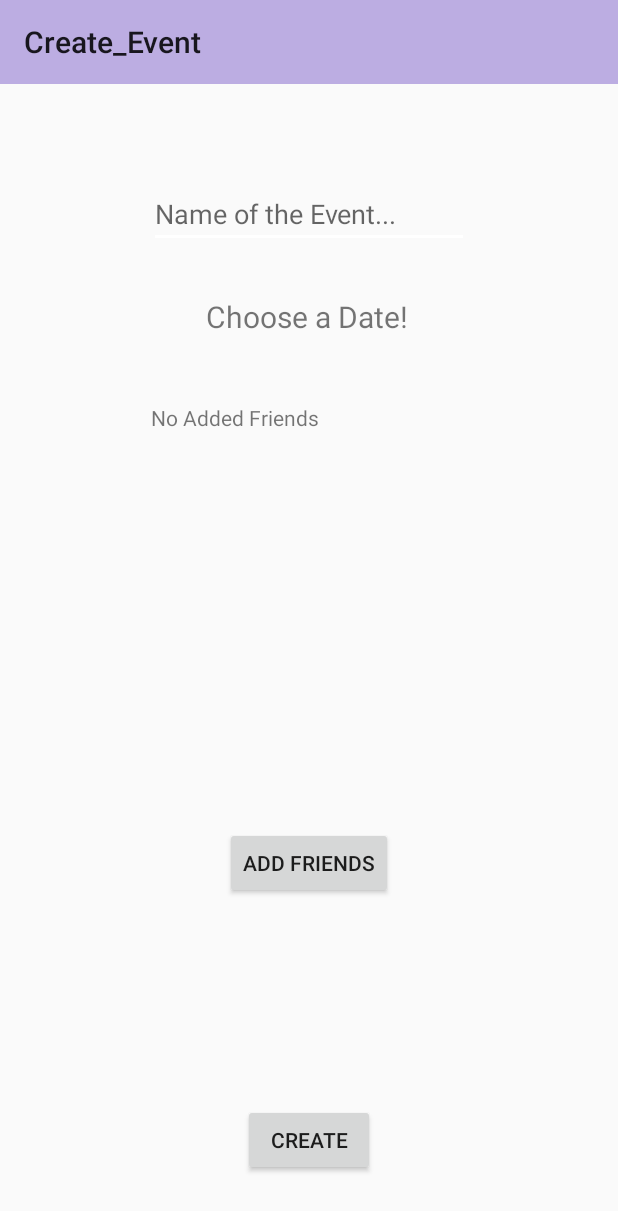
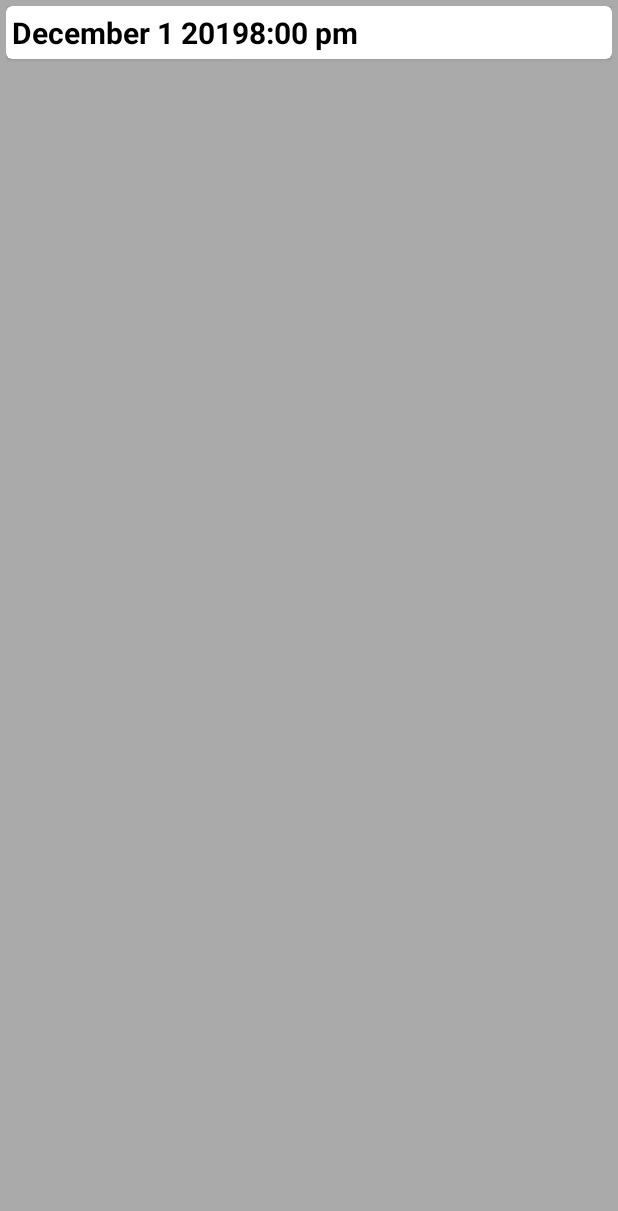
Before and after one commit to smkjason/Jarvis-CPEN-321-, an Android app: the CreateEvent screen opened directly, with no data from a screen before it, after a tap on "CREATE", on a phone screen of 412 x 824 dp. Shown: the top 1211 px of the screen. Run offline under Robolectric (Android 15) with nearby library versions, the phone set to English and light mode, and no system bars; our stand-ins replace Firebase (no records; nobody signed in at launch, a user with empty details on screens opened directly); libraries missing offline, so code that uses them is left out: io.socket.client; Roboto replaces fonts that are not available here; 2 statements that could not run were skipped.

Commit message:
initial query works, select from times template done, goes to home afterwards, found problem for weird chat glitch

```diff
--- a/Jarvis/app/src/main/AndroidManifest.xml
+++ b/Jarvis/app/src/main/AndroidManifest.xml
@@ -51,6 +51,7 @@
             </intent-filter>
         </activity>
         <activity android:name=".SearchFriends" />
+        <activity android:name=".SelectTime" />
     </application>
 
 </manifest>
--- a/Jarvis/app/src/main/java/com/example/jarvis/CreateEvent.java
+++ b/Jarvis/app/src/main/java/com/example/jarvis/CreateEvent.java
@@ -142,6 +142,9 @@ public class CreateEvent extends AppCompatActivity {
             public void onClick(View v) {
                 final String eventName = nameofEvent.getText().toString();
                 makeNewEvent(eventName, friendList);
+                Intent intent = new Intent(CreateEvent.this, SelectTime.class);
+                startActivity(intent);
+
             }
         });
 
--- a/Jarvis/app/src/main/java/com/example/jarvis/Home.java
+++ b/Jarvis/app/src/main/java/com/example/jarvis/Home.java
@@ -69,7 +69,7 @@ public class Home extends AppCompatActivity {
         EventFragment eventFragment = new EventFragment();
         HomeFragment homeFragment = new HomeFragment();
         adapter.addFragment(homeFragment, "Home");
-        adapter.addFragment(eventFragment, "Events");
+        //adapter.addFragment(eventFragment, "Events");
         //adapter setup
         viewPager.setAdapter(adapter);
         tabLayout.setupWithViewPager(viewPager);
--- /dev/null
+++ b/Jarvis/app/src/main/java/com/example/jarvis/SelectTime.java
@@ -0,0 +1,66 @@
+package com.example.jarvis;
+
+import android.content.Intent;
+import android.os.Bundle;
+import android.util.Log;
+import android.widget.Toast;
+
+import androidx.appcompat.app.AppCompatActivity;
+import androidx.recyclerview.widget.LinearLayoutManager;
+import androidx.recyclerview.widget.RecyclerView;
+
+import com.example.jarvis.adapter.SearchFriendAdapter;
+import com.example.jarvis.adapter.SelectTimeAdapter;
+import com.google.android.gms.auth.api.signin.GoogleSignIn;
+import com.google.android.gms.auth.api.signin.GoogleSignInAccount;
+
+import java.util.ArrayList;
+
+public class SelectTime extends AppCompatActivity {
+    private RecyclerView mRecyclerView;
+    private SelectTimeAdapter mAdapter;
+    private RecyclerView.LayoutManager mLayoutManager;
+    ArrayList<SelectTimeItem> timesList = new ArrayList<>();
+
+
+    @Override
+    public void onCreate(Bundle savedInstanceState) {
+        super.onCreate(savedInstanceState);
+        setContentView(R.layout.select_time);
+
+        timesList.add(new SelectTimeItem("December 1 2019", "8:00 pm", ""));
+
+        mRecyclerView = findViewById(R.id.select_recyclerView);
+        mRecyclerView.setHasFixedSize(true);
+        mLayoutManager = new LinearLayoutManager(this);
+        mAdapter = new SelectTimeAdapter(timesList);
+
+        mRecyclerView.setLayoutManager(mLayoutManager);
+        mRecyclerView.setAdapter(mAdapter);
+
+        mAdapter.setOnItemClickListener(new SelectTimeAdapter.OnItemClickListener() {
+            @Override
+            public void onItemCLick(int position) {
+                confirmEvent(position);
+            }
+        });
+
+
+    }
+
+    public void confirmEvent(int position){
+        timesList.get(position).selected();
+        mAdapter.notifyItemChanged(position);
+
+        Toast.makeText(SelectTime.this,"Event created",Toast.LENGTH_LONG);
+
+        gotoHome();
+    }
+
+    public void gotoHome() {
+        Intent intent = new Intent(SelectTime.this, Home.class);
+        startActivity(intent);
+    }
+
+
+}
--- /dev/null
+++ b/Jarvis/app/src/main/java/com/example/jarvis/SelectTimeItem.java
@@ -0,0 +1,28 @@
+package com.example.jarvis;
+
+public class SelectTimeItem {
+    private String mDate;
+    private String mTime;
+    private String mSelected;
+
+    public SelectTimeItem(String date, String time, String selected){
+        mDate = date;
+        mTime = time;
+        mSelected = selected;
+    }
+
+    public String getDate() {
+        return mDate;
+    }
+
+    public String getTime(){
+        return mTime;
+    }
+
+    public String getSelected() {return mSelected;}
+
+    public void selected() {
+        mSelected = "  Selected";
+    }
+
+}
--- a/Jarvis/app/src/main/java/com/example/jarvis/adapter/SearchFriendAdapter.java
+++ b/Jarvis/app/src/main/java/com/example/jarvis/adapter/SearchFriendAdapter.java
@@ -6,7 +6,6 @@ import android.view.ViewGroup;
 import android.widget.ImageView;
 import android.widget.TextView;
 
-import androidx.annotation.NonNull;
 import androidx.recyclerview.widget.RecyclerView;
 
 import com.example.jarvis.FriendItem;
--- /dev/null
+++ b/Jarvis/app/src/main/java/com/example/jarvis/adapter/SelectTimeAdapter.java
@@ -0,0 +1,77 @@
+package com.example.jarvis.adapter;
+
+import android.view.LayoutInflater;
+import android.view.View;
+import android.view.ViewGroup;
+import android.widget.ImageView;
+import android.widget.TextView;
+
+import androidx.recyclerview.widget.RecyclerView;
+
+import com.example.jarvis.FriendItem;
+import com.example.jarvis.R;
+import com.example.jarvis.SelectTimeItem;
+
+import java.util.ArrayList;
+
+public class SelectTimeAdapter extends RecyclerView.Adapter<SelectTimeAdapter.SelectTimeViewHolder> {
+    private SelectTimeAdapter.OnItemClickListener mListener;
+    public interface OnItemClickListener {
+        void onItemCLick(int position);
+    }
+    public void setOnItemClickListener(SelectTimeAdapter.OnItemClickListener listener){
+        mListener = listener;
+    }
+
+    public static class SelectTimeViewHolder extends RecyclerView.ViewHolder {
+        public TextView mDate;
+        public TextView mTime;
+        public TextView mSelected;
+
+
+        public SelectTimeViewHolder(View itemView, final SelectTimeAdapter.OnItemClickListener listener) {
+            super(itemView);
+            mDate = itemView.findViewById(R.id.date);
+            mTime = itemView.findViewById(R.id.time);
+            mSelected = itemView.findViewById(R.id.selected);
+
+            itemView.setOnClickListener(new View.OnClickListener() {
+                @Override
+                public void onClick(View view) {
+                    if(listener != null) {
+                        int position = getAdapterPosition();
+                        if (position != RecyclerView.NO_POSITION) {
+                            listener.onItemCLick(position);
+                        }
+                    }
+                }
+            });
+        }
+    }
+
+    private ArrayList<SelectTimeItem> mTimesList;
+
+    public SelectTimeAdapter(ArrayList<SelectTimeItem> friendList) {
+        mTimesList = friendList;
+    }
+
+    @Override
+    public SelectTimeAdapter.SelectTimeViewHolder onCreateViewHolder(ViewGroup parent, int viewType) {
+        View v = LayoutInflater.from(parent.getContext()).inflate(R.layout.select_time_item, parent, false);
+        SelectTimeAdapter.SelectTimeViewHolder selectTimeViewHolder = new SelectTimeAdapter.SelectTimeViewHolder(v, mListener);
+        return selectTimeViewHolder;
+    }
+
+    @Override
+    public void onBindViewHolder(SelectTimeAdapter.SelectTimeViewHolder holder, int position) {
+        SelectTimeItem currentItem = mTimesList.get(position);
+        holder.mDate.setText(currentItem.getDate());
+        holder.mTime.setText(currentItem.getTime());
+        holder.mSelected.setText(currentItem.getSelected());
+    }
+
+    @Override
+    public int getItemCount() {
+        return mTimesList.size();
+    }
+}
--- /dev/null
+++ b/Jarvis/app/src/main/res/layout/select_time.xml
@@ -0,0 +1,14 @@
+<?xml version="1.0" encoding="utf-8"?>
+<RelativeLayout xmlns:android="http://schemas.android.com/apk/res/android"
+    android:orientation="vertical" android:layout_width="match_parent"
+    android:layout_height="match_parent">
+
+    <androidx.recyclerview.widget.RecyclerView
+        android:id="@+id/select_recyclerView"
+        android:layout_width="match_parent"
+        android:layout_height="match_parent"
+        android:padding="4dp"
+        android:scrollbars="vertical"
+        android:background="@android:color/darker_gray"/>
+
+</RelativeLayout>
--- /dev/null
+++ b/Jarvis/app/src/main/res/layout/select_time_item.xml
@@ -0,0 +1,44 @@
+<?xml version="1.0" encoding="utf-8"?>
+<androidx.cardview.widget.CardView xmlns:android="http://schemas.android.com/apk/res/android"
+    android:layout_width="match_parent"
+    android:layout_height="wrap_content"
+    xmlns:app="http://schemas.android.com/apk/res-auto"
+    app:cardCornerRadius="4dp">
+
+    <RelativeLayout
+        android:layout_width="match_parent"
+        android:layout_height="match_parent"
+        android:layout_margin="4dp">
+
+        <TextView
+            android:id="@+id/date"
+            android:layout_width="wrap_content"
+            android:layout_height="wrap_content"
+            android:layout_alignParentTop="true"
+            android:text="Date"
+            android:textColor="@color/colorBlack"
+            android:textSize="20sp"
+            android:textStyle="bold" />
+
+        <TextView
+            android:id="@+id/time"
+            android:layout_width="wrap_content"
+            android:layout_height="wrap_content"
+            android:layout_toEndOf="@+id/date"
+            android:text="Time"
+            android:textColor="@color/colorBlack"
+            android:textSize="20sp"
+            android:textStyle="bold" />
+        <TextView
+            android:id="@+id/selected"
+            android:layout_width="wrap_content"
+            android:layout_height="wrap_content"
+            android:layout_toEndOf="@+id/time"
+            android:text="Selected"
+            android:textColor="@color/colorBlack"
+            android:textSize="20sp"
+            android:textStyle="bold" />
+
+    </RelativeLayout>
+
+</androidx.cardview.widget.CardView>
```
Also changed, not shown: Jarvis/app/src/main/java/com/example/jarvis/SearchFriends.java (+73 -18 lines).
